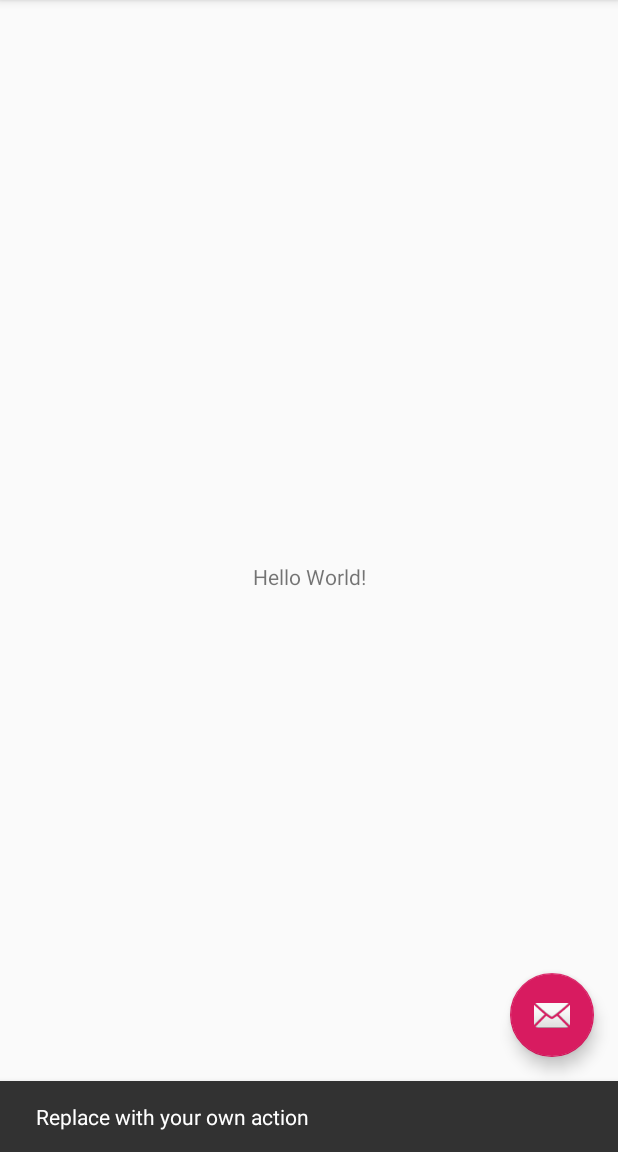
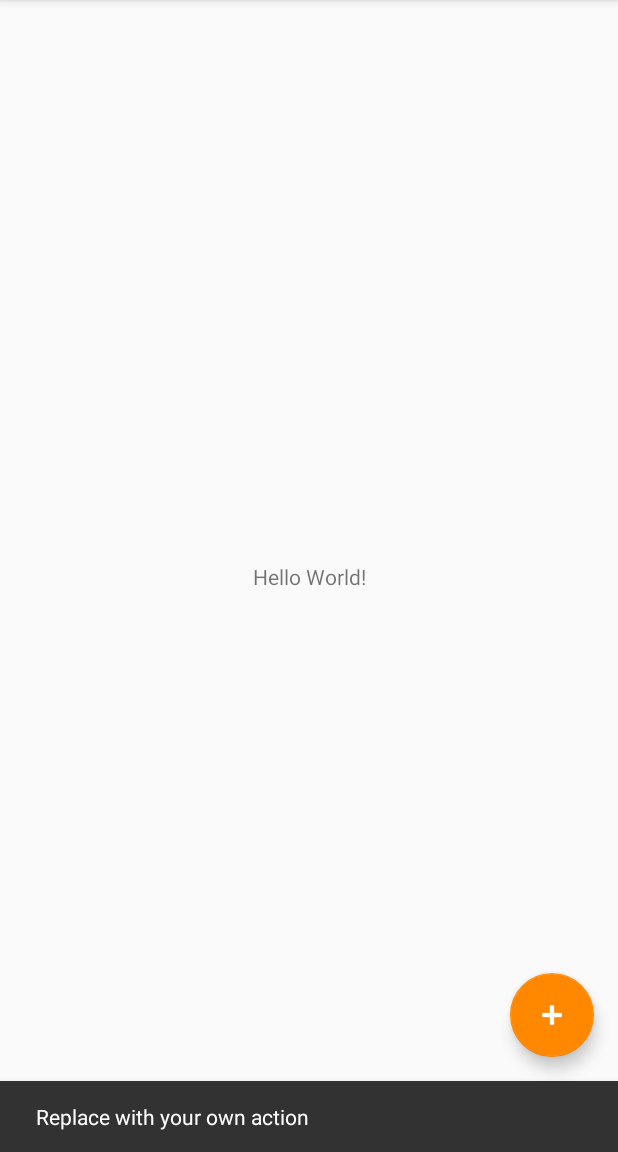
Before and after one commit to solodrpepper/RoomiesList1, an Android app: the screen it shows after launch (MainActivity), after a tap on an icon or button, on a phone screen of 412 x 824 dp, the part 84-1236 px from its top. Run offline under Robolectric (Android 15) with nearby library versions, the phone set to English and light mode, and no system bars.

Commit message:
"+" button

```diff
--- a/app/src/main/res/layout/activity_main.xml
+++ b/app/src/main/res/layout/activity_main.xml
@@ -28,6 +28,11 @@
         android:layout_height="wrap_content"
         android:layout_gravity="bottom|end"
         android:layout_margin="@dimen/fab_margin"
-        app:srcCompat="@android:drawable/ic_dialog_email" />
+        android:tint="@android:color/white"
+        android:visibility="visible"
+        app:backgroundTint="@android:color/holo_orange_dark"
+        app:fabSize="normal"
+        app:srcCompat="@android:drawable/ic_input_add"
+        app:useCompatPadding="false" />
 
 </android.support.design.widget.CoordinatorLayout>
```
